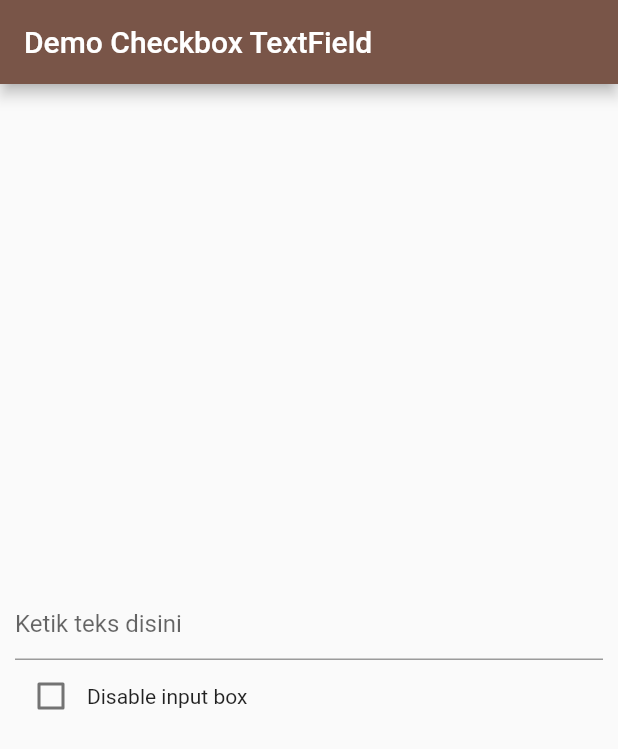
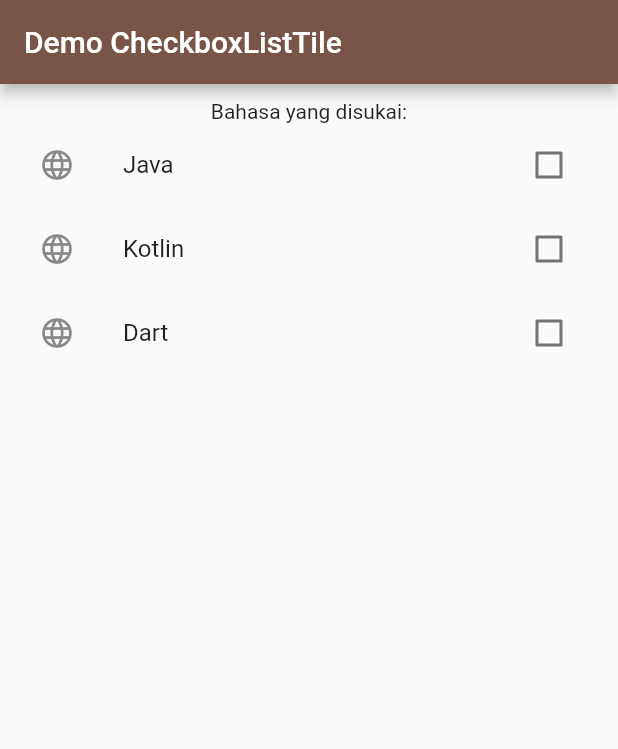
Before and after one commit to erikrios/checkbox-and-checkboxlisttile-class, a Flutter app: the screen it shows after launch, on a phone screen of 412 x 824 dp. Shown: the top 749 px of the screen. Run offline on Flutter 3.47's test engine with Material 2 defaults, Android fonts, the phone set to English and light mode, and no system bars.

Commit message:
Add the example code of checkboxlisttile

```diff
--- a/lib/main.dart
+++ b/lib/main.dart
@@ -7,12 +7,12 @@ class MyApp extends StatelessWidget {
   Widget build(BuildContext context) => MaterialApp(
         title: 'Demo Flutter',
         theme: ThemeData(primarySwatch: Colors.brown),
-        home: CheckboxTextFieldHomePage(),
+        home: CheckboxListTileHomePage(),
       );
 }
 
 /*
- * This class used for the example of checkbox
+ * This class is used for the example of checkbox
  */
 class CheckboxHomePage extends StatefulWidget {
   @override
@@ -124,7 +124,7 @@ class _CheckboxHomePageState extends State<CheckboxHomePage> {
 }
 
 /*
-This class used for the example of checkbox to activate or deactivate the textfield
+This class is used for the example of checkbox to activate or deactivate the textfield
  */
 class CheckboxTextFieldHomePage extends StatefulWidget {
   @override
@@ -181,3 +181,94 @@ class _CheckboxTextFieldHomePageState extends State<CheckboxTextFieldHomePage> {
         ),
       );
 }
+
+/*
+ *This class is used for the example of checkboxlisttile
+ */
+class CheckboxListTileHomePage extends StatefulWidget {
+  @override
+  State<StatefulWidget> createState() => _CheckboxListTileHomePageState();
+}
+
+class _CheckboxListTileHomePageState extends State<CheckboxListTileHomePage> {
+  final List<String> bahasa = ['Java', 'Kotlin', 'Dart'];
+  bool selectedOne = false;
+  bool selectedTwo = false;
+  bool selectedThree = false;
+  List<int> list = [];
+
+  void onChangedOne(bool value) {
+    setState(() {
+      this.selectedOne = value;
+    });
+    if (value)
+      list.add(0);
+    else
+      list.remove(0);
+    print(list);
+  }
+
+  void onChangedTwo(bool value) {
+    setState(() {
+      this.selectedTwo = value;
+    });
+    if (value)
+      list.add(1);
+    else
+      list.remove(1);
+    print(list);
+  }
+
+  void onChangedThree(bool value) {
+    setState(() {
+      this.selectedThree = value;
+    });
+    if (value)
+      list.add(2);
+    else
+      list.remove(2);
+    print(list);
+  }
+
+  @override
+  Widget build(BuildContext context) => Scaffold(
+        appBar: AppBar(
+          title: Text('Demo CheckboxListTile'),
+        ),
+        body: Container(
+          padding: EdgeInsets.all(10.0),
+          child: Column(
+            children: <Widget>[
+              Text('Bahasa yang disukai:'),
+              CheckboxListTile(
+                value: this.selectedOne,
+                onChanged: (bool value) {
+                  onChangedOne(value);
+                },
+                title: Text(this.bahasa[0]),
+                activeColor: Colors.red,
+                secondary: Icon(Icons.language),
+              ),
+              CheckboxListTile(
+                value: this.selectedTwo,
+                onChanged: (bool value) {
+                  onChangedTwo(value);
+                },
+                title: Text(this.bahasa[1]),
+                activeColor: Colors.red,
+                secondary: Icon(Icons.language),
+              ),
+              CheckboxListTile(
+                value: this.selectedThree,
+                onChanged: (bool value) {
+                  onChangedThree(value);
+                },
+                title: Text(this.bahasa[2]),
+                activeColor: Colors.red,
+                secondary: Icon(Icons.language),
+              )
+            ],
+          ),
+        ),
+      );
+}
```
